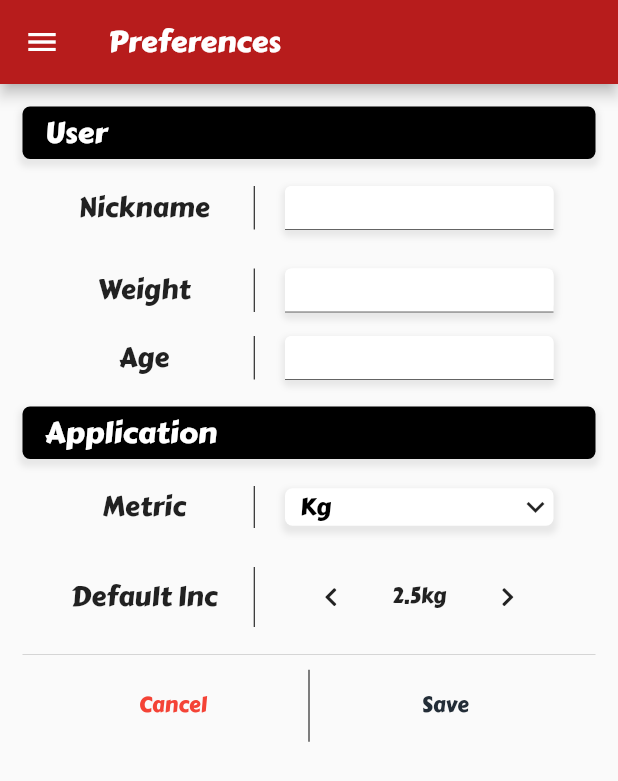
After one commit to mcuv3/Tracktion, a Flutter app: the ConfigurationUserScreen screen opened by its route, on a phone screen of 412 x 824 dp. The commit adds this screen. Shown: the top 781 px of the screen. Run offline on Flutter 3.47's test engine with Material 2 defaults, Android fonts, the phone set to English and light mode, and no system bars; our stand-ins replace bloc, connectivity, firebase_auth, firebase_core, flutter_bloc, flutter_svg and 5 more; missing offline and left inert: flutter_facebook_auth, flutter_twitter_login; accounts and stored records are empty; generated files the repository leaves out were written again.

Commit message:
user preferences

```diff
--- a/lib/main.dart
+++ b/lib/main.dart
@@ -186,7 +186,9 @@ class _TracktionAppState extends State<TracktionApp> {
                 WorkOutScreen.routeName: (ctx) => WorkOutScreen(),
                 RoutineMainScreen.routeName: (ctx) => RoutineMainScreen(),
                 RoutinesScreen.routeName: (ctx) => RoutinesScreen(),
-                WorkoutRoutinePicker.routeName: (ctx) => WorkoutRoutinePicker()
+                WorkoutRoutinePicker.routeName: (ctx) => WorkoutRoutinePicker(),
+                ConfigurationUserScreen.routeName: (ctx) =>
+                    ConfigurationUserScreen(),
               },
             ),
           )),
--- a/lib/screens/index.dart
+++ b/lib/screens/index.dart
@@ -3,6 +3,7 @@ export './auth/loading-screen.dart';
 export './exercise/add-edit-exercise-screen.dart';
 export './exercise/body-parts-screen.dart';
 export './exercise/search-exercise-screen.dart';
+export './main-screeen.dart';
+export "./user/configuration-screen.dart";
 export './workout/exercise-workout-screen.dart';
-export './main-screeen.dart';
 export './workout/workout-main-screen.dart';
--- a/lib/screens/routine/routine-main-screen.dart
+++ b/lib/screens/routine/routine-main-screen.dart
@@ -6,6 +6,7 @@ import 'package:tracktion/bloc/routine-group/routine_bloc.dart';
 import 'package:tracktion/colors/custom_colors.dart';
 import 'package:tracktion/models/db/database.dart';
 import 'package:tracktion/screens/routine/routines-screen.dart';
+import 'package:tracktion/widgets/Drawer.dart';
 import 'package:tracktion/widgets/forms/SaveGroupRoutine.dart';
 import 'package:tracktion/widgets/items/GroupRoutineItem.dart';
 import 'package:tracktion/widgets/modals/showAnimatedModal.dart';
@@ -92,6 +93,7 @@ class _RoutineMainScreenState extends State<RoutineMainScreen> {
   @override
   Widget build(BuildContext context) {
     return Scaffold(
+        drawer: MainDrawer(),
         appBar: AppBar(
           title: Text("My Group Routines"),
         ),
--- /dev/null
+++ b/lib/screens/user/configuration-screen.dart
@@ -0,0 +1,109 @@
+import 'package:flutter/material.dart';
+import "package:tracktion/colors/custom_colors.dart";
+import 'package:tracktion/widgets/Drawer.dart';
+import 'package:tracktion/widgets/inputs/Select.dart';
+import 'package:tracktion/widgets/inputs/input.dart';
+import 'package:tracktion/widgets/ui/Divided.dart';
+import 'package:tracktion/widgets/ui/NumericSelector.dart';
+import 'package:tracktion/widgets/ui/SaveFormActions.dart';
+
+enum Metrics { Kg, Lbs }
+
+class ConfigurationUserScreen extends StatelessWidget {
+  static const routeName = "/user/configuration";
+
+  const ConfigurationUserScreen({Key key}) : super(key: key);
+
+  Widget buildSection(String name, BuildContext context) {
+    return Container(
+      width: double.infinity,
+      padding: EdgeInsets.symmetric(horizontal: 15, vertical: 2),
+      decoration: BoxDecoration(
+        color: Theme.of(context).colorScheme.exercise,
+        borderRadius: BorderRadius.circular(5),
+        boxShadow: [
+          BoxShadow(
+            color: Colors.grey.withOpacity(0.2),
+            spreadRadius: 2,
+            blurRadius: 3,
+            offset: Offset(0, 3), // changes position of shadow
+          )
+        ],
+      ),
+      child: Text(name, style: TextStyle(color: Colors.white, fontSize: 20)),
+    );
+  }
+
+  @override
+  Widget build(BuildContext context) {
+    return Scaffold(
+      drawer: MainDrawer(),
+      appBar: AppBar(
+        title: Text("Preferences"),
+        elevation: 4,
+      ),
+      body: SingleChildScrollView(
+        child: Container(
+          padding: EdgeInsets.all(15),
+          child: Column(
+            crossAxisAlignment: CrossAxisAlignment.start,
+            children: [
+              buildSection("User", context),
+              SizedBox(
+                height: 10,
+              ),
+              Divided(
+                  leftWidget: Text("Nickname", style: TextStyle(fontSize: 18)),
+                  rightWidget: Padding(
+                      padding: EdgeInsets.symmetric(horizontal: 20),
+                      child: TracktionInput())),
+              SizedBox(
+                height: 10,
+              ),
+              Divided(
+                  leftWidget: Text("Weight", style: TextStyle(fontSize: 18)),
+                  rightWidget: Padding(
+                      padding: EdgeInsets.symmetric(horizontal: 20),
+                      child: TracktionInput())),
+              Divided(
+                  leftWidget: Text("Age", style: TextStyle(fontSize: 18)),
+                  rightWidget: Padding(
+                      padding: EdgeInsets.symmetric(horizontal: 20),
+                      child: TracktionInput())),
+              SizedBox(
+                height: 10,
+              ),
+              buildSection("Application", context),
+              SizedBox(
+                height: 10,
+              ),
+              Divided(
+                  leftWidget: Text("Metric", style: TextStyle(fontSize: 18)),
+                  rightWidget: Padding(
+                      padding: EdgeInsets.symmetric(horizontal: 20),
+                      child: Select<Metrics>(
+                        options: Metrics.values,
+                        onSelect: (v) {},
+                        value: Metrics.Kg,
+                      ))),
+              SizedBox(
+                height: 10,
+              ),
+              Divided(
+                  leftWidget:
+                      Text("Default Inc", style: TextStyle(fontSize: 18)),
+                  rightWidget: Padding(
+                      padding: EdgeInsets.symmetric(horizontal: 20),
+                      child: NumericSelector(
+                          value: "2.5kg", onPress: (direction) {}))),
+              SizedBox(
+                height: 10,
+              ),
+              SaveFormActions(onCancel: () {}, onSave: () {})
+            ],
+          ),
+        ),
+      ),
+    );
+  }
+}
--- a/lib/widgets/inputs/Select.dart
+++ b/lib/widgets/inputs/Select.dart
@@ -3,11 +3,7 @@ import 'package:tracktion/util/bottomSheetOptions.dart';
 import 'package:tracktion/util/enumToString.dart';
 
 class Select<T> extends StatelessWidget {
-  const Select(
-      {Key key,
-       this.value,
-       this.onSelect,
-       this.options})
+  const Select({Key key, this.value, this.onSelect, this.options})
       : super(key: key);
 
   final Function(T) onSelect;
@@ -26,15 +22,26 @@ class Select<T> extends StatelessWidget {
             context: context);
       },
       child: Container(
-        padding: EdgeInsets.all(8),
         width: double.infinity,
         decoration: BoxDecoration(
-            borderRadius: BorderRadius.circular(12),
-            border: Border.all(color: Colors.black45, width: 1)),
+          boxShadow: [
+            BoxShadow(
+              color: Colors.grey.withOpacity(0.2),
+              spreadRadius: 2,
+              blurRadius: 3,
+              offset: Offset(0, 3), // changes position of shadow
+            ),
+          ],
+          borderRadius: BorderRadius.circular(5),
+          color: Colors.white,
+        ),
         child: Row(
           children: [
-            Text(enumToString(value),
-                style: TextStyle(color: Colors.black, fontSize: 16)),
+            Padding(
+              padding: const EdgeInsets.only(left: 10),
+              child: Text(enumToString(value),
+                  style: TextStyle(color: Colors.black, fontSize: 16)),
+            ),
             Icon(Icons.expand_more)
           ],
           mainAxisAlignment: MainAxisAlignment.spaceBetween,
--- a/lib/widgets/inputs/input.dart
+++ b/lib/widgets/inputs/input.dart
@@ -16,7 +16,7 @@ class TracktionInput extends StatelessWidget {
   TracktionInput(
       {this.initialValue,
       this.hint,
-      this.errorColor = Colors.black,
+      this.errorColor = Colors.red,
       this.keyboardType = TextInputType.text,
       this.controller,
       this.align = TextAlign.start,
@@ -28,7 +28,20 @@ class TracktionInput extends StatelessWidget {
 
   @override
   Widget build(BuildContext context) {
-    return TextFormField(
+    return Container(
+      decoration: BoxDecoration(
+        boxShadow: [
+          BoxShadow(
+            color: Colors.grey.withOpacity(0.2),
+            spreadRadius: 2,
+            blurRadius: 3,
+            offset: Offset(0, 3), // changes position of shadow
+          ),
+        ],
+        color: Colors.white,
+        borderRadius: BorderRadius.circular(5),
+      ),
+      child: TextFormField(
           validator: validator,
           initialValue: initialValue,
           controller: controller,
@@ -45,12 +58,9 @@ class TracktionInput extends StatelessWidget {
               errorStyle: TextStyle(color: errorColor, fontSize: 14),
               fillColor: Colors.white,
               filled: true,
-            border: OutlineInputBorder(
-                borderRadius: BorderRadius.circular(12),
-                borderSide: BorderSide(
-                    color: Theme.of(context).primaryColor, width: 2.0)),
               isDense: true,
               contentPadding: EdgeInsets.symmetric(horizontal: 8, vertical: 2),
-            hintText: hint));
+              hintText: hint)),
+    );
   }
 }
```
Also changed, not shown: lib/screens/main-screeen.dart (+1 -15 lines), lib/util/analysis/getSetMaxWeigth.dart (+4 -3 lines), lib/widgets/Drawer.dart (+5 -4 lines), lib/widgets/items/GraphExerciseItem.dart (+12 -11 lines). Lines whose indentation alone changed are shown as unchanged.
